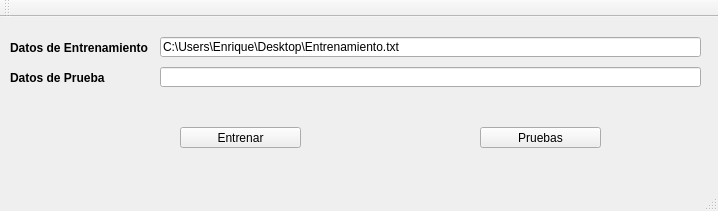
Before: the Qt Designer form Programas/RedNeuronal/mainwindow.ui in Kathyren/Peptidos, drawn with Qt 5.
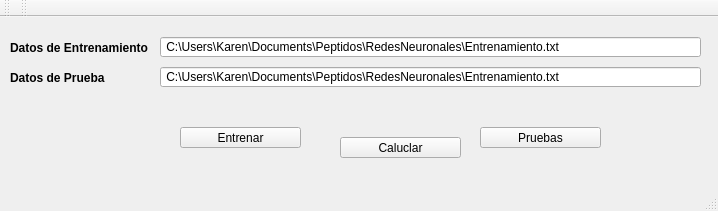
After: the same form once the commit is applied.

Diff of the .ui file:
```diff
--- a/Programas/RedNeuronal/mainwindow.ui
+++ b/Programas/RedNeuronal/mainwindow.ui
@@ -37,7 +37,7 @@
      </rect>
     </property>
     <property name="text">
-     <string>C:\Users\Enrique\Desktop\Entrenamiento.txt</string>
+     <string> C:\Users\Karen\Documents\Peptidos\RedesNeuronales\Entrenamiento.txt </string>
     </property>
    </widget>
    <widget class="QLabel" name="label">
@@ -68,6 +68,9 @@
       <height>20</height>
      </rect>
     </property>
+    <property name="text">
+     <string> C:\Users\Karen\Documents\Peptidos\RedesNeuronales\Entrenamiento.txt </string>
+    </property>
    </widget>
    <widget class="QLabel" name="label_2">
     <property name="geometry">
@@ -101,6 +104,19 @@
      <string>Pruebas</string>
     </property>
    </widget>
+   <widget class="QPushButton" name="btnCalular">
+    <property name="geometry">
+     <rect>
+      <x>340</x>
+      <y>120</y>
+      <width>121</width>
+      <height>21</height>
+     </rect>
+    </property>
+    <property name="text">
+     <string>Caluclar</string>
+    </property>
+   </widget>
   </widget>
   <widget class="QMenuBar" name="menuBar">
    <property name="geometry">
@@ -121,6 +137,17 @@
    </attribute>
   </widget>
   <widget class="QStatusBar" name="statusBar"/>
+  <widget class="QToolBar" name="toolBar">
+   <property name="windowTitle">
+    <string>toolBar</string>
+   </property>
+   <attribute name="toolBarArea">
+    <enum>TopToolBarArea</enum>
+   </attribute>
+   <attribute name="toolBarBreak">
+    <bool>false</bool>
+   </attribute>
+  </widget>
  </widget>
  <layoutdefault spacing="6" margin="11"/>
  <resources/>
```
